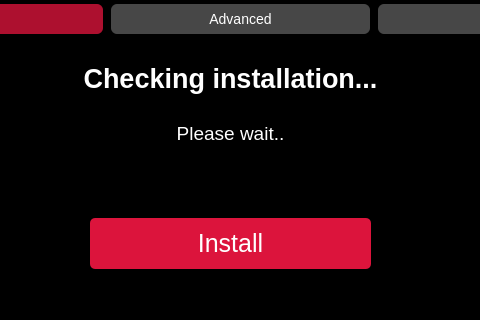
First picture: the form in res/manager.ui, repository Protonosgit/Spicetify_Installer, before the edit; both pictures show x 160 to 640 and y 0 to 320 of the 800 by 450 pixel window.
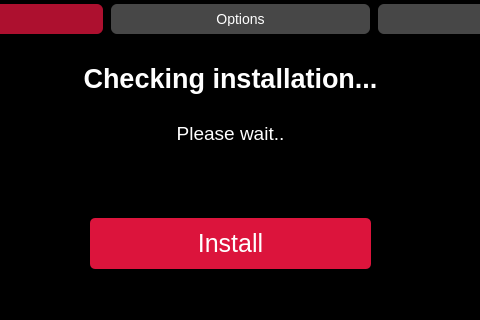
Second picture: the form after the edit. Icons and pictures are not drawn.

The edit to the form file:
```diff
--- a/res/manager.ui
+++ b/res/manager.ui
@@ -418,7 +418,7 @@
        <normaloff>ic_plus.png</normaloff>ic_plus.png</iconset>
      </attribute>
      <attribute name="title">
-      <string>Advanced</string>
+      <string>Options</string>
      </attribute>
      <widget class="QWidget" name="horizontalLayoutWidget_2">
       <property name="geometry">
```
